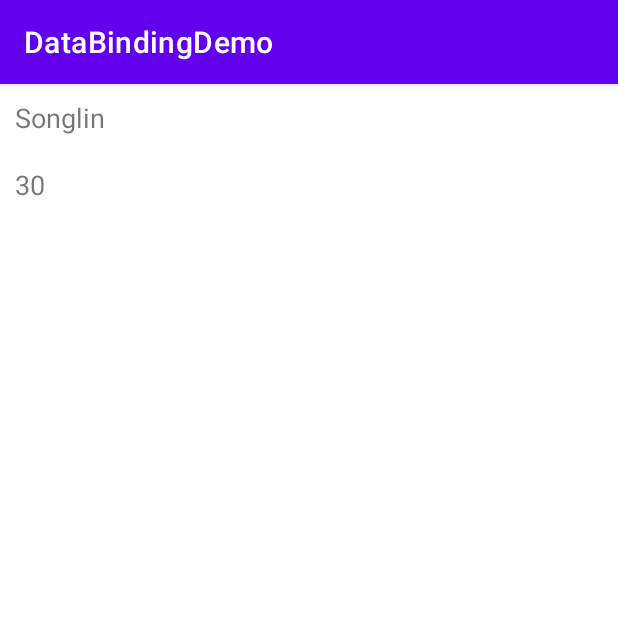
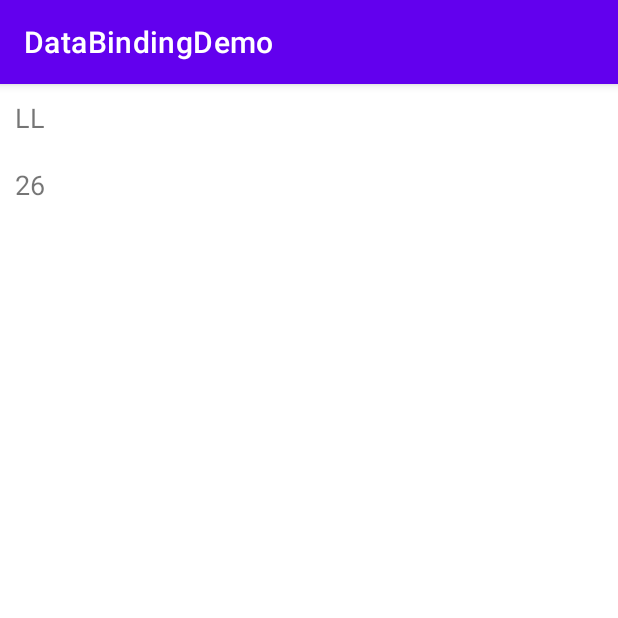
Before and after one commit to songlin0859/DataBindingDemo, an Android app: the UserActivity screen opened directly, with no data from a screen before it, on a phone screen of 412 x 824 dp, the top half of it. Run offline under Robolectric (Android 15) with nearby library versions, the phone set to English and light mode, and no system bars; our stand-ins replace data binding.

Commit message:
单向绑定 文档 ok

```diff
--- a/app/src/main/java/com/sl/databindingdemo/UserActivity.kt
+++ b/app/src/main/java/com/sl/databindingdemo/UserActivity.kt
@@ -12,6 +12,7 @@ class UserActivity : AppCompatActivity() {
 
         val mBinding = DataBindingUtil.setContentView<ActivityUserBinding>(this, R.layout.activity_user)
 
-        mBinding.user = User("Songlin", 30)
+        //mBinding.user = User("Songlin", 30)
+        mBinding.setVariable(BR.user, User("LL", 26))
     }
 }
```
Also changed, not shown: 1 other file.
